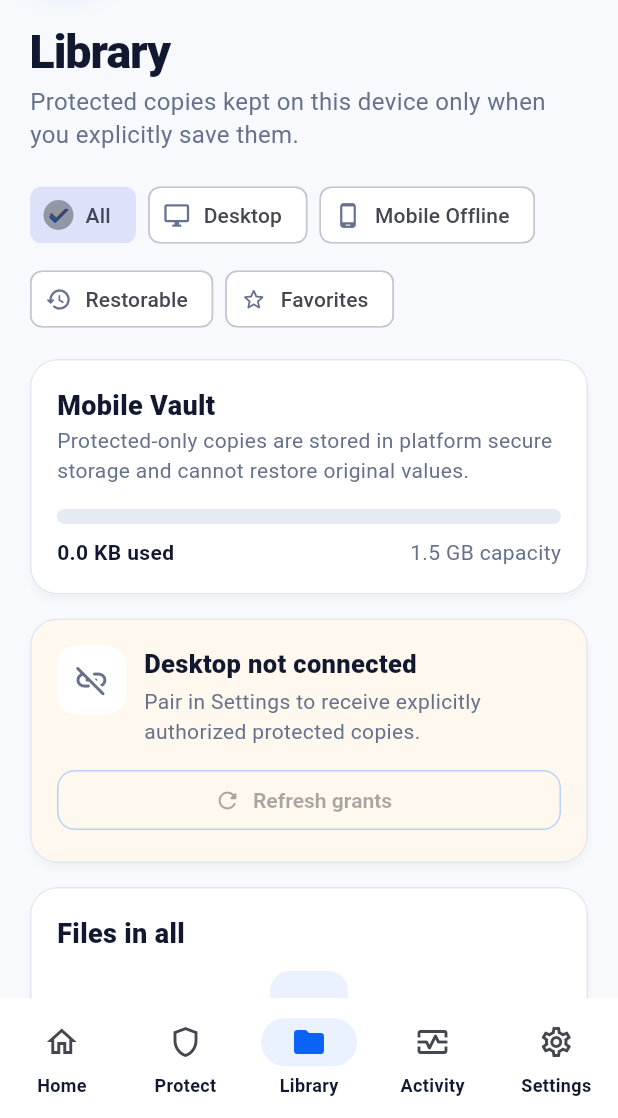
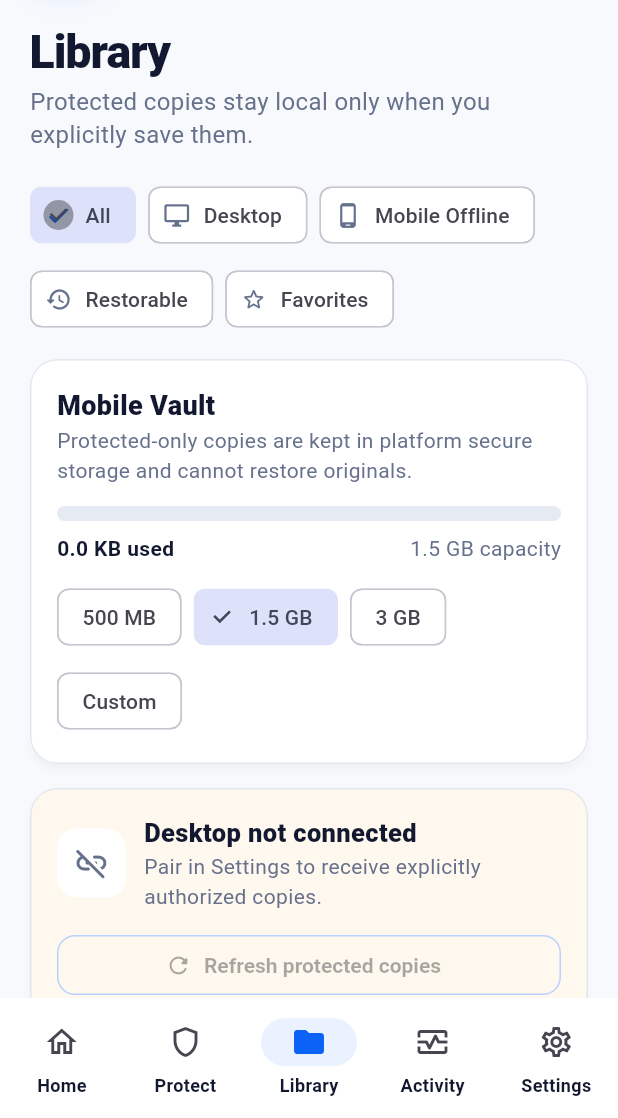
Before and after one commit to patpet21/privacygate-mobile, a Flutter app: the screen it shows after launch, item 3 of the bottom bar chosen, on a phone screen of 412 x 824 dp, the part 118-1236 px from its top. Run offline on Flutter 3.47's test engine with Material 3 defaults, Android fonts, the phone set to English and light mode, and no system bars; our stand-ins replace flutter_secure_storage.

Commit message:
Fix and simplify protected-copy Library UI

```diff
--- a/lib/features/library/library_screen.dart
+++ b/lib/features/library/library_screen.dart
@@ -26,20 +26,20 @@ class LibraryScreen extends StatefulWidget {
 }
 
 class _LibraryScreenState extends State<LibraryScreen> {
+  static const _filters = [
+    ('All', Icons.done_rounded),
+    ('Desktop', Icons.desktop_windows_outlined),
+    ('Mobile Offline', Icons.phone_android_outlined),
+    ('Restorable', Icons.restore_rounded),
+    ('Favorites', Icons.star_border_rounded),
+  ];
+
   var _filter = 0;
   bool _busy = false;
   DesktopConnection? _connection;
   List<ProtectedCopyGrant> _available = const [];
   List<ProtectedCopyDocument> _local = const [];
   String? _message;
-
-  static const _filters = [
-    _LibraryFilterData('All', Icons.done_rounded),
-    _LibraryFilterData('Desktop', Icons.desktop_windows_outlined),
-    _LibraryFilterData('Mobile Offline', Icons.phone_android_outlined),
-    _LibraryFilterData('Restorable', Icons.restore_rounded),
-    _LibraryFilterData('Favorites', Icons.star_border_rounded),
-  ];
 
   @override
   void initState() {
@@ -77,7 +77,6 @@ class _LibraryScreenState extends State<LibraryScreen> {
       });
       return;
     }
-
     setState(() {
       _busy = true;
       _message = null;
@@ -93,8 +92,7 @@ class _LibraryScreenState extends State<LibraryScreen> {
             : '${grants.length} protected ${grants.length == 1 ? 'copy is' : 'copies are'} available from Desktop.';
       });
     } catch (error) {
-      if (!mounted) return;
-      setState(() => _message = error.toString());
+      if (mounted) setState(() => _message = error.toString());
     } finally {
       if (mounted) setState(() => _busy = false);
     }
@@ -117,11 +115,10 @@ class _LibraryScreenState extends State<LibraryScreen> {
       if (!mounted) return;
       setState(() {
         _local = local;
-        _message = '${document.title} saved locally as a protected-only copy. No restore mapping was stored.';
+        _message = '${document.title} saved as a protected-only copy. No restore mapping was stored.';
       });
     } catch (error) {
-      if (!mounted) return;
-      setState(() => _message = error.toString());
+      if (mounted) setState(() => _message = error.toString());
     } finally {
       if (mounted) setState(() => _busy = false);
     }
@@ -133,26 +130,19 @@ class _LibraryScreenState extends State<LibraryScreen> {
     if (!mounted) return;
     setState(() {
       _local = local;
-      _message = 'Mobile copy removed. The Desktop protected Library is unchanged.';
+      _message = 'Mobile copy removed. The Desktop Library is unchanged.';
     });
   }
 
-  bool _isSaved(String documentId) => _local.any((item) => item.documentId == documentId);
+  bool _isSaved(String id) => _local.any((item) => item.documentId == id);
 
-  List<ProtectedCopyDocument> get _filteredLocal {
-    switch (_filter) {
-      case 1:
-        return _local.where((item) => item.sourceKind == 'protected').toList(growable: false);
-      case 2:
-        return _local;
-      case 3:
-        return const [];
-      case 4:
-        return _local.where((item) => item.favorite).toList(growable: false);
-      default:
-        return _local;
-    }
-  }
+  List<ProtectedCopyDocument> get _filteredLocal => switch (_filter) {
+        1 => _local.where((item) => item.sourceKind == 'protected').toList(growable: false),
+        2 => _local,
+        3 => const [],
+        4 => _local.where((item) => item.favorite).toList(growable: false),
+        _ => _local,
+      };
 
   int get _usedBytes => _local.fold<int>(
         0,
@@ -163,7 +153,9 @@ class _LibraryScreenState extends State<LibraryScreen> {
   Widget build(BuildContext context) {
     final settings = widget.settings;
     final capacityBytes = settings.effectiveVaultMegabytes * 1024 * 1024;
-    final usage = capacityBytes == 0 ? 0.0 : (_usedBytes / capacityBytes).clamp(0.0, 1.0);
+    final usage = capacityBytes == 0
+        ? 0.0
+        : (_usedBytes / capacityBytes).clamp(0.0, 1.0).toDouble();
     final filtered = _filteredLocal;
 
     return PgPage(
@@ -171,9 +163,9 @@ class _LibraryScreenState extends State<LibraryScreen> {
         const PgHeader(),
         const PgTitle(
           title: 'Library',
-          subtitle: 'Protected copies kept on this device only when you explicitly save them.',
+          subtitle: 'Protected copies stay local only when you explicitly save them.',
         ),
-        _LibraryFilterBar(
+        _FilterBar(
           selected: _filter,
           onSelected: (value) => setState(() => _filter = value),
         ),
@@ -184,10 +176,10 @@ class _LibraryScreenState extends State<LibraryScreen> {
             children: [
               const PgSectionHeader(title: 'Mobile Vault'),
               const Text(
-                'Protected-only copies are stored in platform secure storage and cannot restore original values.',
+                'Protected-only copies are kept in platform secure storage and cannot restore originals.',
                 style: TextStyle(color: PgColors.textSecondary),
               ),
-              const SizedBox(height: 16),
+              const SizedBox(height: 14),
               ClipRRect(
                 borderRadius: BorderRadius.circular(99),
                 child: LinearProgressIndicator(
@@ -196,7 +188,7 @@ class _LibraryScreenState extends State<LibraryScreen> {
                   backgroundColor: const Color(0xFFE5EAF3),
                 ),
               ),
-              const SizedBox(height: 9),
+              const SizedBox(height: 8),
               Row(
                 children: [
                   Expanded(
@@ -213,16 +205,29 @@ class _LibraryScreenState extends State<LibraryScreen> {
                   ),
                 ],
               ),
+              const SizedBox(height: 12),
+              Wrap(
+                spacing: 8,
+                runSpacing: 8,
+                children: [
+                  for (final preset in VaultStoragePreset.values)
+                    ChoiceChip(
+                      label: Text(preset.label),
+                      selected: settings.vaultStoragePreset == preset,
+                      onSelected: (_) => settings.setVaultStoragePreset(preset),
+                    ),
+                ],
+              ),
             ],
           ),
         ),
         const SizedBox(height: 16),
         PgCard(
           backgroundColor: _connection == null ? const Color(0xFFFFF8EE) : PgColors.greenSoft,
-          child: LayoutBuilder(
-            builder: (context, constraints) {
-              final status = Row(
-                crossAxisAlignment: CrossAxisAlignment.start,
+          child: Column(
+            crossAxisAlignment: CrossAxisAlignment.stretch,
+            children: [
+              Row(
                 children: [
                   PgIconBox(
                     icon: _connection == null ? Icons.link_off_rounded : Icons.desktop_windows_outlined,
@@ -236,16 +241,11 @@ class _LibraryScreenState extends State<LibraryScreen> {
                       children: [
                         Text(
                           _connection == null ? 'Desktop not connected' : 'Trusted Desktop paired',
-                          style: const TextStyle(
-                            color: PgColors.navy,
-                            fontSize: 17,
-                            fontWeight: FontWeight.w800,
+                          style: const TextStyle(color: PgColors.navy, fontSize: 17, fontWeight: FontWeight.w800),
                         ),
-                        ),
-                        const SizedBox(height: 3),
                         Text(
                           _connection == null
-                              ? 'Pair in Settings to receive explicitly authorized protected copies.'
+                              ? 'Pair in Settings to receive explicitly authorized copies.'
                               : 'Refresh lists grants only. Nothing is saved automatically.',
                           style: const TextStyle(color: PgColors.textSecondary),
                         ),
@@ -253,8 +253,9 @@ class _LibraryScreenState extends State<LibraryScreen> {
                     ),
                   ),
                 ],
-              );
-              final refresh = OutlinedButton.icon(
+              ),
+              const SizedBox(height: 12),
+              OutlinedButton.icon(
                 onPressed: _connection == null || _busy ? null : _refreshFromDesktop,
                 icon: _busy
                     ? const SizedBox.square(
@@ -262,24 +263,17 @@ class _LibraryScreenState extends State<LibraryScreen> {
                         child: CircularProgressIndicator(strokeWidth: 2),
                       )
                     : const Icon(Icons.refresh_rounded),
-                label: const Text('Refresh grants'),
-              );
-              if (constraints.maxWidth < 430) {
-                return Column(
-                  crossAxisAlignment: CrossAxisAlignment.stretch,
-                  children: [status, const SizedBox(height: 12), refresh],
-                );
-              }
-              return Row(children: [Expanded(child: status), const SizedBox(width: 12), refresh]);
-            },
+                label: const Text('Refresh protected copies'),
+              ),
+            ],
           ),
         ),
         if (_message != null) ...[
           const SizedBox(height: 12),
           Text(_message!, style: const TextStyle(color: PgColors.textSecondary)),
         ],
+        if (_available.isNotEmpty) ...[
           const SizedBox(height: 16),
-        if (_available.isNotEmpty)
           PgCard(
             child: Column(
               crossAxisAlignment: CrossAxisAlignment.start,
@@ -287,12 +281,12 @@ class _LibraryScreenState extends State<LibraryScreen> {
                 const PgSectionHeader(title: 'Available from Desktop'),
                 const SizedBox(height: 4),
                 const Text(
-                  'Each item was explicitly authorized for this paired device. Save is still manual.',
+                  'These items were explicitly granted to this device. Save remains a separate action.',
                   style: TextStyle(color: PgColors.textSecondary),
                 ),
-                const SizedBox(height: 10),
+                const SizedBox(height: 8),
                 for (var index = 0; index < _available.length; index++) ...[
-                  _AvailableGrantTile(
+                  _GrantTile(
                     grant: _available[index],
                     saved: _isSaved(_available[index].documentId),
                     busy: _busy,
@@ -303,22 +297,23 @@ class _LibraryScreenState extends State<LibraryScreen> {
               ],
             ),
           ),
-        if (_available.isNotEmpty) const SizedBox(height: 16),
+        ],
+        const SizedBox(height: 16),
         PgCard(
           child: Column(
             crossAxisAlignment: CrossAxisAlignment.start,
             children: [
-              PgSectionHeader(title: 'Files in ${_filters[_filter].label.toLowerCase()}'),
+              PgSectionHeader(title: 'Files in ${_filters[_filter].$1.toLowerCase()}'),
               const SizedBox(height: 12),
               if (filtered.isEmpty)
                 PgEmptyState(
-                  icon: _filters[_filter].icon,
+                  icon: _filters[_filter].$2,
                   title: 'No files here yet',
                   body: _emptyStateBody(_filter),
                 )
               else
                 for (var index = 0; index < filtered.length; index++) ...[
-                  _LocalDocumentTile(
+                  _LocalTile(
                     document: filtered[index],
                     onDelete: () => _deleteLocal(filtered[index]),
                   ),
@@ -337,7 +332,7 @@ class _LibraryScreenState extends State<LibraryScreen> {
               SizedBox(width: 12),
               Expanded(
                 child: Text(
-                  'Protected-copy transfer accepts only mode=protected_copy with has_mapping=false. Any mapping-bearing payload is rejected before local persistence.',
+                  'Protected-copy transfer accepts only mode=protected_copy with has_mapping=false. Mapping-bearing payloads are rejected before local persistence.',
                   style: TextStyle(color: PgColors.textSecondary, height: 1.35),
                 ),
               ),
@@ -350,35 +345,23 @@ class _LibraryScreenState extends State<LibraryScreen> {
 
   String _storageLabel(int megabytes) {
     if (megabytes >= 1024) {
-      final gigabytes = megabytes / 1024;
-      return '${gigabytes.toStringAsFixed(gigabytes == gigabytes.roundToDouble() ? 0 : 1)} GB capacity';
+      final gb = megabytes / 1024;
+      return '${gb.toStringAsFixed(gb == gb.roundToDouble() ? 0 : 1)} GB capacity';
     }
     return '$megabytes MB capacity';
   }
 
-  String _emptyStateBody(int filter) {
-    switch (filter) {
-      case 1:
-        return 'Desktop-protected copies you explicitly saved appear here.';
-      case 2:
-        return 'Files explicitly saved for offline mobile access appear here.';
-      case 3:
-        return 'Protected-only Desktop copies are intentionally not restorable offline.';
-      case 4:
-        return 'Favorite protected files appear here.';
-      default:
-        return 'Refresh Desktop grants, then choose Save to Library on the specific item you want offline.';
-    }
-  }
+  String _emptyStateBody(int filter) => switch (filter) {
+        1 => 'Desktop-protected copies you explicitly saved appear here.',
+        2 => 'Files explicitly saved for offline access appear here.',
+        3 => 'Protected-only Desktop copies are intentionally not restorable offline.',
+        4 => 'Favorite protected files appear here.',
+        _ => 'Refresh Desktop grants, then choose Save to Library on the item you want offline.',
+      };
 }
 
-class _AvailableGrantTile extends StatelessWidget {
-  const _AvailableGrantTile({
-    required this.grant,
-    required this.saved,
-    required this.busy,
-    required this.onSave,
-  });
+class _GrantTile extends StatelessWidget {
+  const _GrantTile({required this.grant, required this.saved, required this.busy, required this.onSave});
 
   final ProtectedCopyGrant grant;
   final bool saved;
@@ -389,7 +372,10 @@ class _AvailableGrantTile extends StatelessWidget {
   Widget build(BuildContext context) {
     return Padding(
       padding: const EdgeInsets.symmetric(vertical: 10),
-      child: Row(
+      child: Column(
+        crossAxisAlignment: CrossAxisAlignment.stretch,
+        children: [
+          Row(
             crossAxisAlignment: CrossAxisAlignment.start,
             children: [
               const PgIconBox(icon: Icons.shield_outlined, size: 38),
@@ -398,10 +384,7 @@ class _AvailableGrantTile extends StatelessWidget {
                 child: Column(
                   crossAxisAlignment: CrossAxisAlignment.start,
                   children: [
-                Text(
-                  grant.title,
-                  style: const TextStyle(color: PgColors.navy, fontWeight: FontWeight.w800),
-                ),
+                    Text(grant.title, style: const TextStyle(color: PgColors.navy, fontWeight: FontWeight.w800)),
                     Text(
                       '${grant.findingsCount} protected finding(s) · Protected only · No mapping',
                       style: const TextStyle(color: PgColors.textSecondary),
@@ -409,10 +392,12 @@ class _AvailableGrantTile extends StatelessWidget {
                   ],
                 ),
               ),
-          const SizedBox(width: 8),
+            ],
+          ),
+          const SizedBox(height: 8),
           FilledButton(
             onPressed: saved || busy ? null : onSave,
-            child: Text(saved ? 'Saved' : 'Save to Library'),
+            child: Text(saved ? 'Saved to Library' : 'Save to Library'),
           ),
         ],
       ),
@@ -420,8 +405,8 @@ class _AvailableGrantTile extends StatelessWidget {
   }
 }
 
-class _LocalDocumentTile extends StatelessWidget {
-  const _LocalDocumentTile({required this.document, required this.onDelete});
+class _LocalTile extends StatelessWidget {
+  const _LocalTile({required this.document, required this.onDelete});
 
   final ProtectedCopyDocument document;
   final VoidCallback onDelete;
@@ -439,10 +424,7 @@ class _LocalDocumentTile extends StatelessWidget {
             child: Column(
               crossAxisAlignment: CrossAxisAlignment.start,
               children: [
-                Text(
-                  document.title,
-                  style: const TextStyle(color: PgColors.navy, fontWeight: FontWeight.w800),
-                ),
+                Text(document.title, style: const TextStyle(color: PgColors.navy, fontWeight: FontWeight.w800)),
                 const Text(
                   'Protected only · Stored locally · Cannot restore originals',
                   style: TextStyle(color: PgColors.textSecondary),
@@ -468,33 +450,14 @@ class _LocalDocumentTile extends StatelessWidget {
   }
 }
 
-class _LibraryFilterBar extends StatelessWidget {
-  const _LibraryFilterBar({required this.selected, required this.onSelected});
+class _FilterBar extends StatelessWidget {
+  const _FilterBar({required this.selected, required this.onSelected});
 
   final int selected;
   final ValueChanged<int> onSelected;
 
   @override
   Widget build(BuildContext context) {
-    return LayoutBuilder(
-      builder: (context, constraints) {
-        if (constraints.maxWidth >= 560) {
-          return SingleChildScrollView(
-            scrollDirection: Axis.horizontal,
-            child: SegmentedButton<int>(
-              segments: [
-                for (var index = 0; index < _LibraryScreenState._filters.length; index++)
-                  ButtonSegment(
-                    value: index,
-                    label: Text(_LibraryScreenState._filters[index].label),
-                    icon: Icon(_LibraryScreenState._filters[index].icon),
-                  ),
-              ],
-              selected: {selected},
-              onSelectionChanged: (value) => onSelected(value.first),
-            ),
-          );
-        }
     return Wrap(
       spacing: 8,
       runSpacing: 8,
@@ -502,23 +465,15 @@ class _LibraryFilterBar extends StatelessWidget {
         for (var index = 0; index < _LibraryScreenState._filters.length; index++)
           ChoiceChip(
             avatar: Icon(
-                  _LibraryScreenState._filters[index].icon,
+              _LibraryScreenState._filters[index].$2,
               size: 18,
               color: selected == index ? PgColors.blue : PgColors.textSecondary,
             ),
-                label: Text(_LibraryScreenState._filters[index].label),
+            label: Text(_LibraryScreenState._filters[index].$1),
             selected: selected == index,
             onSelected: (_) => onSelected(index),
           ),
       ],
     );
-      },
-    );
   }
 }
-
-class _LibraryFilterData {
-  const _LibraryFilterData(this.label, this.icon);
-  final String label;
-  final IconData icon;
-}
```
Lines whose indentation alone changed are shown as unchanged.
